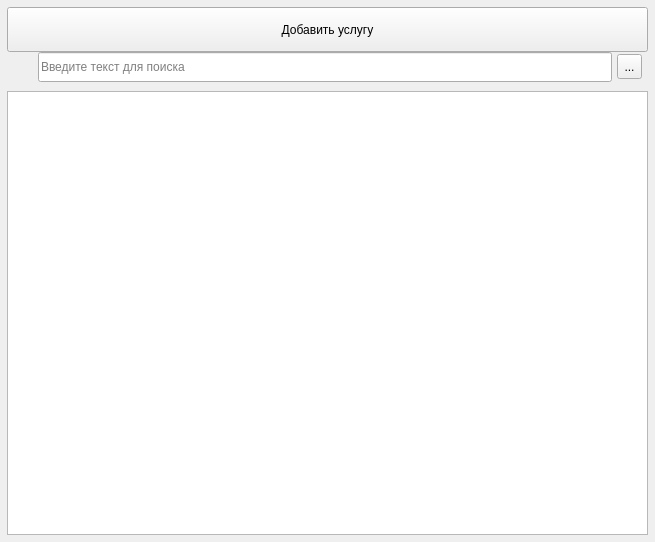
The window that interface/service/servicesListForm.ui (strizh78/MApp) describes before a commit, drawn with Qt 5.
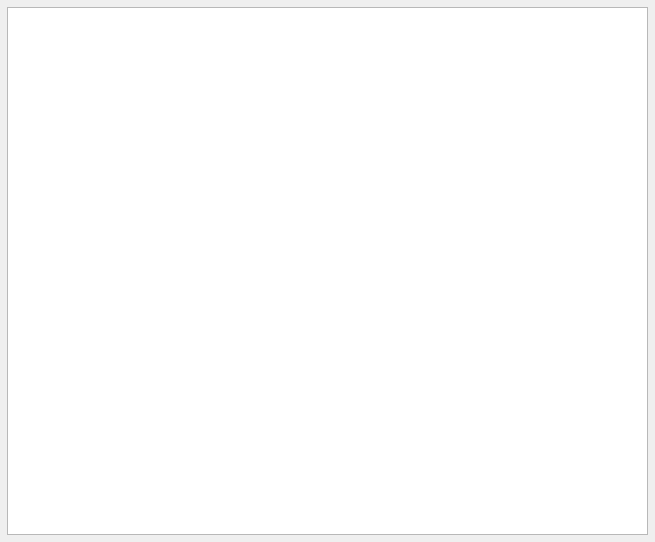
The same window after the commit. Icons and pictures are not drawn. Custom widgets are drawn as their Qt base class.

Commit message: Added MAppTable to list forms (#36)

```diff
--- a/interface/service/servicesListForm.ui
+++ b/interface/service/servicesListForm.ui
@@ -30,194 +30,17 @@
     <number>7</number>
    </property>
    <item>
-    <layout class="QVBoxLayout" name="verticalLayout_2">
-     <property name="spacing">
-      <number>0</number>
-     </property>
-     <property name="topMargin">
-      <number>0</number>
-     </property>
-     <item>
-      <layout class="QHBoxLayout" name="horizontalLayout">
-       <property name="spacing">
-        <number>5</number>
-       </property>
-       <property name="sizeConstraint">
-        <enum>QLayout::SetMaximumSize</enum>
-       </property>
-       <property name="leftMargin">
-        <number>0</number>
-       </property>
-       <property name="topMargin">
-        <number>0</number>
-       </property>
-       <property name="rightMargin">
-        <number>0</number>
-       </property>
-       <item>
-        <widget class="QPushButton" name="createService">
-         <property name="minimumSize">
-          <size>
-           <width>0</width>
-           <height>45</height>
-          </size>
-         </property>
-         <property name="text">
-          <string>Добавить услугу</string>
-         </property>
-         <property name="icon">
-          <iconset resource="../icons.qrc">
-           <normaloff>:/icons/greenPlusIcon.png</normaloff>:/icons/greenPlusIcon.png</iconset>
-         </property>
-        </widget>
-       </item>
-      </layout>
-     </item>
-     <item>
-      <layout class="QHBoxLayout" name="horizontalLayout_3">
-       <property name="spacing">
-        <number>5</number>
-       </property>
-       <property name="leftMargin">
-        <number>6</number>
-       </property>
-       <property name="rightMargin">
-        <number>6</number>
-       </property>
-       <item>
-        <layout class="QHBoxLayout" name="horizontalLayout_2">
-         <property name="spacing">
-          <number>5</number>
-         </property>
-         <property name="sizeConstraint">
-          <enum>QLayout::SetMaximumSize</enum>
-         </property>
-         <item>
-          <widget class="QLabel" name="iconSearch">
-           <property name="enabled">
-            <bool>false</bool>
-           </property>
-           <property name="minimumSize">
-            <size>
-             <width>20</width>
-             <height>20</height>
-            </size>
-           </property>
-           <property name="maximumSize">
-            <size>
-             <width>20</width>
-             <height>20</height>
-            </size>
-           </property>
-           <property name="styleSheet">
-            <string notr="true">background-color: transparent;
-border-image: url(:/icons/searchIcon.png);
-background: none;
-background-repeat: none;</string>
-           </property>
-           <property name="text">
-            <string/>
-           </property>
-           <property name="indent">
-            <number>0</number>
-           </property>
-          </widget>
-         </item>
-         <item>
-          <widget class="QLineEdit" name="searchLine">
-           <property name="enabled">
-            <bool>true</bool>
-           </property>
-           <property name="minimumSize">
-            <size>
-             <width>300</width>
-             <height>30</height>
-            </size>
-           </property>
-           <property name="maximumSize">
-            <size>
-             <width>16777215</width>
-             <height>16777215</height>
-            </size>
-           </property>
-           <property name="styleSheet">
-            <string notr="true"/>
-           </property>
-           <property name="text">
-            <string/>
-           </property>
-           <property name="placeholderText">
-            <string>Введите текст для поиска</string>
-           </property>
-           <property name="clearButtonEnabled">
-            <bool>true</bool>
-           </property>
-          </widget>
-         </item>
-        </layout>
-       </item>
-       <item>
-        <widget class="QToolButton" name="tableSettings">
-         <property name="minimumSize">
-          <size>
-           <width>25</width>
-           <height>25</height>
-          </size>
-         </property>
-         <property name="styleSheet">
-          <string notr="true">qproperty-icon: url(:/icons/settingLinesIcon.png);
-</string>
-         </property>
-         <property name="text">
-          <string>...</string>
-         </property>
-         <property name="iconSize">
-          <size>
-           <width>20</width>
-           <height>20</height>
-          </size>
-         </property>
-        </widget>
-       </item>
-      </layout>
-     </item>
-    </layout>
-   </item>
-   <item>
-    <widget class="QTableView" name="tableView">
-     <property name="editTriggers">
-      <set>QAbstractItemView::NoEditTriggers</set>
-     </property>
-     <property name="selectionMode">
-      <enum>QAbstractItemView::SingleSelection</enum>
-     </property>
-     <property name="selectionBehavior">
-      <enum>QAbstractItemView::SelectRows</enum>
-     </property>
-     <property name="sortingEnabled">
-      <bool>false</bool>
-     </property>
-     <attribute name="horizontalHeaderCascadingSectionResizes">
-      <bool>false</bool>
-     </attribute>
-     <attribute name="horizontalHeaderStretchLastSection">
-      <bool>true</bool>
-     </attribute>
-     <attribute name="verticalHeaderVisible">
-      <bool>false</bool>
-     </attribute>
-    </widget>
+    <widget class="MAppTable" name="serviceTable"/>
    </item>
   </layout>
  </widget>
- <tabstops>
-  <tabstop>tableView</tabstop>
-  <tabstop>searchLine</tabstop>
-  <tabstop>createService</tabstop>
-  <tabstop>tableSettings</tabstop>
- </tabstops>
- <resources>
-  <include location="../icons.qrc"/>
- </resources>
+ <customwidgets>
+  <customwidget>
+   <class>MAppTable</class>
+   <extends>QTableView</extends>
+   <header>interface/basicForms/mapptable.h</header>
+  </customwidget>
+ </customwidgets>
+ <resources/>
  <connections/>
 </ui>
```
The commit also changes 25 other files.
